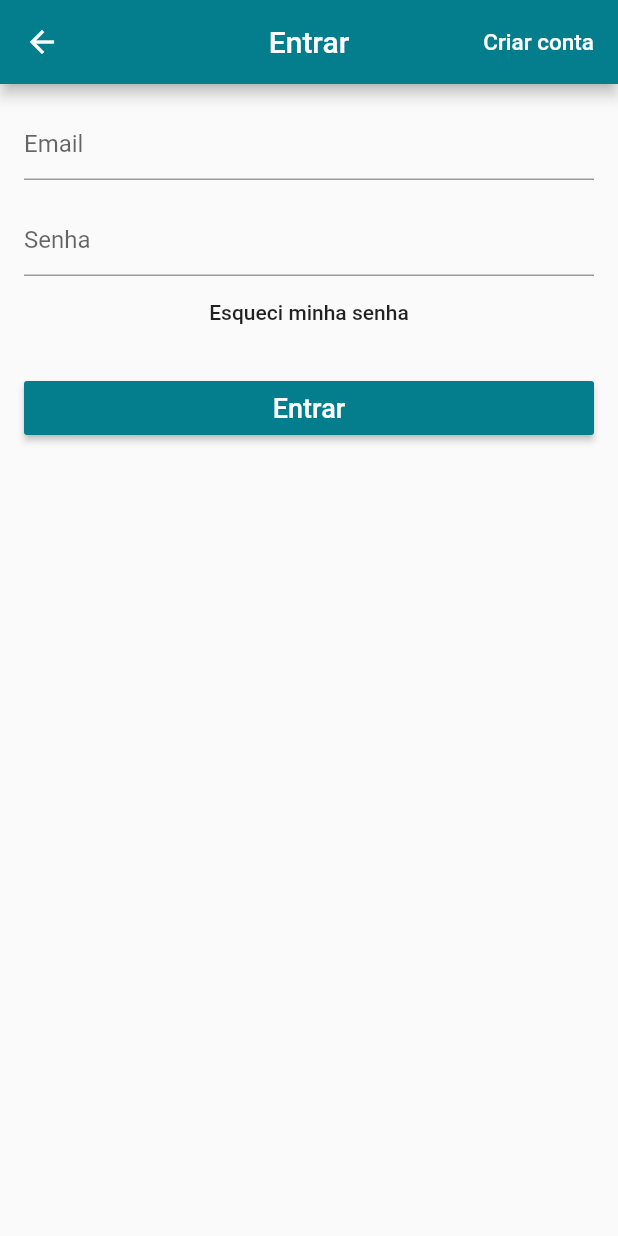
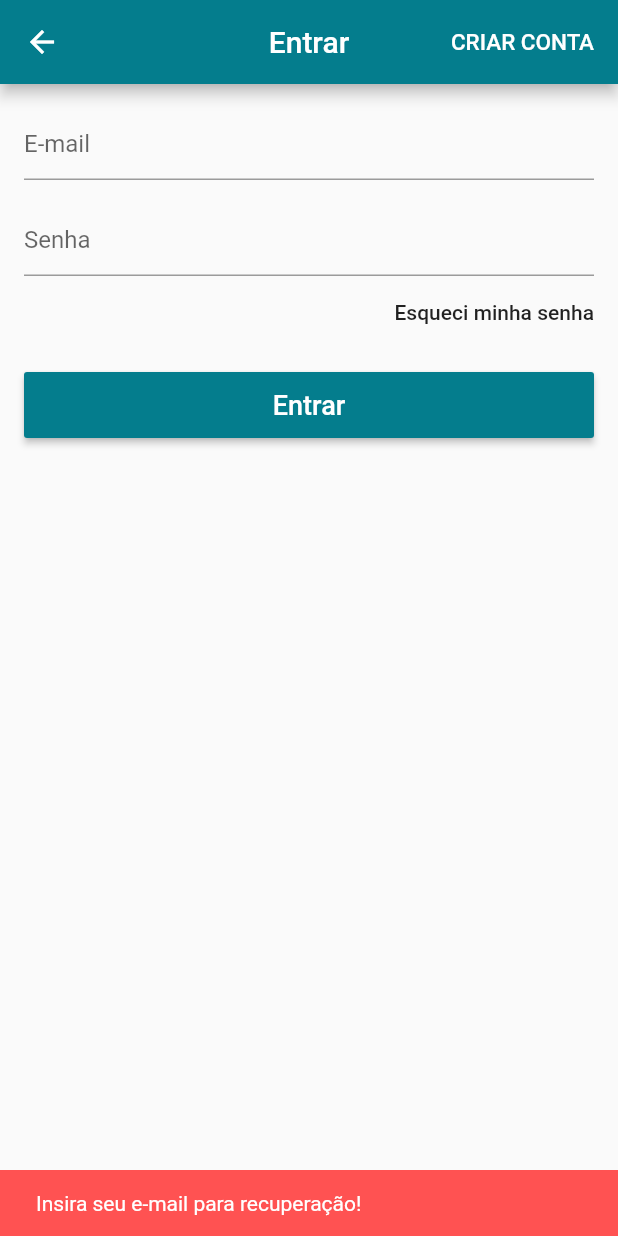
Before and after one commit to Jean1dev/ecommerce, a Flutter app: the LoginScreen screen opened directly, after a tap on "Esqueci minha senha", on a phone screen of 412 x 824 dp. Run offline on Flutter 3.47's test engine with Material 2 defaults, Android fonts, the phone set to English and light mode, and no system bars; our stand-ins replace carousel_pro, cloud_firestore, firebase_auth, transparent_image; accounts and stored records are empty.

Commit message:
correcao de bugs
..

```diff
--- a/ecommerce/lib/janelas/Login_screen.dart
+++ b/ecommerce/lib/janelas/Login_screen.dart
@@ -1,82 +1,149 @@
 import 'package:ecommerce/janelas/Cadastro_screen.dart';
+import 'package:ecommerce/model/User_model.dart';
 import 'package:flutter/material.dart';
+import 'package:scoped_model/scoped_model.dart';
 
-class LoginScreen extends StatelessWidget {
 
-  final _formkey = GlobalKey<FormState>();
+class LoginScreen extends StatefulWidget {
+  @override
+  _LoginScreenState createState() => _LoginScreenState();
+}
+
+class _LoginScreenState extends State<LoginScreen> {
+
+  final _emailController = TextEditingController();
+  final _passController = TextEditingController();
+
+  final _formKey = GlobalKey<FormState>();
+  final _scaffoldKey = GlobalKey<ScaffoldState>();
 
   @override
   Widget build(BuildContext context) {
     return Scaffold(
+        key: _scaffoldKey,
         appBar: AppBar(
           title: Text("Entrar"),
           centerTitle: true,
           actions: <Widget>[
             FlatButton(
               child: Text(
-              "Criar conta",
-              style: TextStyle(fontSize: 15.0),
+                "CRIAR CONTA",
+                style: TextStyle(
+                    fontSize: 15.0
+                ),
               ),
               textColor: Colors.white,
-            onPressed: () {
+              onPressed: (){
                 Navigator.of(context).pushReplacement(
-                MaterialPageRoute(builder: (context) => CadastroScreen())
+                    MaterialPageRoute(builder: (context)=>CadastroScreen())
                 );
               },
             )
           ],
         ),
-      body: Form(
+        body: ScopedModelDescendant<UserModel>(
+          builder: (context, child, model){
+            if(model.isLoading)
+              return Center(child: CircularProgressIndicator(),);
+
+            return Form(
+              key: _formKey,
               child: ListView(
                 padding: EdgeInsets.all(16.0),
                 children: <Widget>[
                   TextFormField(
-              decoration: InputDecoration(hintText: "Email"),
+                    controller: _emailController,
+                    decoration: InputDecoration(
+                        hintText: "E-mail"
+                    ),
                     keyboardType: TextInputType.emailAddress,
                     validator: (text){
-                if(text.isEmpty || !text.contains("@")) return "Email Invalido";
+                      if(text.isEmpty || !text.contains("@")) return "E-mail inválido!";
                     },
                   ),
-            SizedBox(
-              height: 16.0,
+                  SizedBox(height: 16.0,),
+                  TextFormField(
+                    controller: _passController,
+                    decoration: InputDecoration(
+                        hintText: "Senha"
                     ),
-            TextFormField(
-              decoration: InputDecoration(hintText: "Senha"),
                     obscureText: true,
                     validator: (text){
-                if(text.isEmpty) return "senha invalida";
+                      if(text.isEmpty || text.length < 6) return "Senha inválida!";
                     },
                   ),
                   Align(
-              alignment: Alignment.center,
+                    alignment: Alignment.centerRight,
                     child: FlatButton(
-                onPressed: () {},
-                child: Text(
-                  "Esqueci minha senha",
+                      onPressed: (){
+                        if(_emailController.text.isEmpty)
+                          _scaffoldKey.currentState.showSnackBar(
+                              SnackBar(content: Text("Insira seu e-mail para recuperação!"),
+                                backgroundColor: Colors.redAccent,
+                                duration: Duration(seconds: 2),
+                              )
+                          );
+                        else {
+                          model.recoverPass(_emailController.text);
+                          _scaffoldKey.currentState.showSnackBar(
+                              SnackBar(content: Text("Confira seu e-mail!"),
+                                backgroundColor: Theme
+                                    .of(context)
+                                    .primaryColor,
+                                duration: Duration(seconds: 2),
+                              )
+                          );
+                        }
+                      },
+                      child: Text("Esqueci minha senha",
                         textAlign: TextAlign.right,
                       ),
                       padding: EdgeInsets.zero,
                     ),
                   ),
+                  SizedBox(height: 16.0,),
                   SizedBox(
-              height: 16.0,
+                    height: 44.0,
+                    child: RaisedButton(
+                      child: Text("Entrar",
+                        style: TextStyle(
+                          fontSize: 18.0,
                         ),
-            RaisedButton(
-              child: Text(
-                "Entrar",
-                style: TextStyle(fontSize: 18.0),
                       ),
                       textColor: Colors.white,
                       color: Theme.of(context).primaryColor,
                       onPressed: (){
-                if(this._formkey.currentState.validate()){
+                        if(_formKey.currentState.validate()){
 
                         }
+                        model.signIn(
+                            email: _emailController.text,
+                            pass: _passController.text,
+                            onSuccess: _onSuccess,
+                            onFail: _onFail
+                        );
+                      },
+                    ),
+                  ),
+                ],
+              ),
+            );
           },
         )
-          ],
-        ),
-      ),
     );
   }
+
+  void _onSuccess(){
+    Navigator.of(context).pop();
   }
+
+  void _onFail(){
+    _scaffoldKey.currentState.showSnackBar(
+        SnackBar(content: Text("Falha ao Entrar!"),
+          backgroundColor: Colors.redAccent,
+          duration: Duration(seconds: 2),
+        )
+    );
+  }
+
+}
```
Also changed, not shown: ecommerce/lib/model/User_model.dart (+66 -13 lines). Lines whose indentation alone changed are shown as unchanged.
